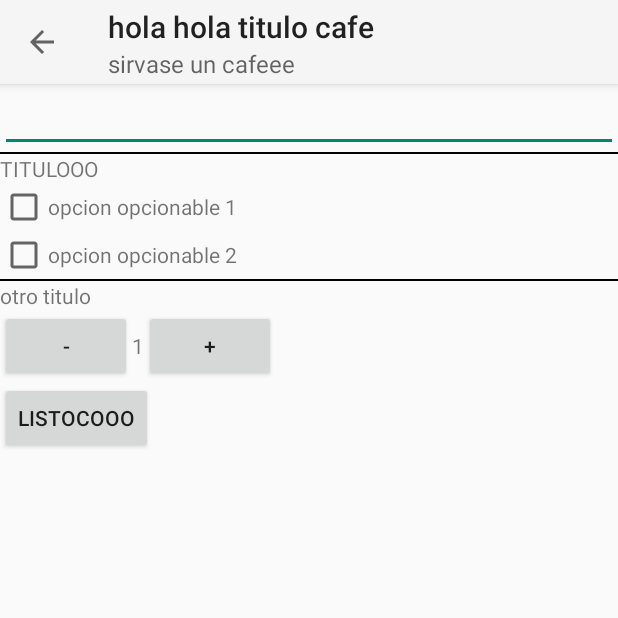
After one commit to joseespinadote/capacitacionInacapVerano2018, an Android app: the ActivityCofee screen opened directly, with no data from a screen before it, on a phone screen of 412 x 824 dp, the top half of it. The commit adds this screen. Run offline under Robolectric (Android 15) with nearby library versions, the phone set to English and light mode, and no system bars.

Commit message:
actividad del cafe

```diff
--- a/martes/app/build.gradle
+++ b/martes/app/build.gradle
@@ -27,4 +27,8 @@ dependencies {
     testImplementation 'junit:junit:4.12'
     androidTestImplementation 'com.android.support.test:runner:1.0.1'
     androidTestImplementation 'com.android.support.test.espresso:espresso-core:3.0.1'
+    implementation "org.jetbrains.kotlin:kotlin-stdlib-jre7:$kotlin_version"
 }
+
+apply plugin: 'kotlin-android'
+apply plugin: 'kotlin-android-extensions'
--- /dev/null
+++ b/martes/app/src/main/java/com/example/alumnossur/martes/ActivityCofee.java
@@ -0,0 +1,61 @@
+package com.example.alumnossur.martes;
+
+import android.support.v7.app.AppCompatActivity;
+import android.os.Bundle;
+import android.support.v7.widget.Toolbar;
+import android.view.View;
+import android.widget.CheckBox;
+import android.widget.EditText;
+import android.widget.TextView;
+import android.widget.Toast;
+
+public class ActivityCofee extends AppCompatActivity {
+
+    private EditText txtNombre;
+    private CheckBox chkOpcion1;
+    private CheckBox chkOpcion2;
+    private TextView txtNumero;
+    private int cantidad;
+
+    @Override
+    protected void onCreate(Bundle savedInstanceState) {
+        super.onCreate(savedInstanceState);
+        setContentView(R.layout.activity_cofee);
+        Toolbar toolbar = findViewById(R.id.barraHerramientas);
+        setSupportActionBar(toolbar);
+        getSupportActionBar().setTitle("hola hola titulo cafe");
+        getSupportActionBar().setSubtitle("sirvase un cafeee");
+        getSupportActionBar().setDisplayHomeAsUpEnabled(true);
+        txtNombre = findViewById(R.id.txtNombre);
+        chkOpcion1 = findViewById(R.id.chkOpcion1);
+        chkOpcion2 = findViewById(R.id.chkOpcion2);
+        txtNumero = findViewById(R.id.txtNumero);
+        cantidad = 1;
+        txtNumero.setText(String.valueOf(cantidad));
+    }
+    public void clickBtnMas(View view) {
+        if (cantidad < 10) {
+            cantidad++;
+            txtNumero.setText(String.valueOf(cantidad));
+        }
+    }
+    public void clickBtnMenos(View view) {
+        if (cantidad > 1) {
+            cantidad--;
+            txtNumero.setText(String.valueOf(cantidad));
+        }
+    }
+    public void clickBtnListo(View view) {
+        if(!txtNombre.getText().toString().isEmpty()) {
+            int totalUnitario = 10;
+            if (chkOpcion1.isChecked())
+                totalUnitario += 4;
+            if (chkOpcion2.isChecked())
+                totalUnitario += 5;
+            totalUnitario *= cantidad;
+            Toast.makeText(this, "total: " + String.valueOf(totalUnitario), Toast.LENGTH_LONG).show();
+        } else {
+            Toast.makeText(this, "ingrese nombre!!!!!", Toast.LENGTH_LONG).show();
+        }
+    }
+}
--- /dev/null
+++ b/martes/app/src/main/res/layout/activity_cofee.xml
@@ -0,0 +1,86 @@
+<?xml version="1.0" encoding="utf-8"?>
+<android.support.constraint.ConstraintLayout xmlns:android="http://schemas.android.com/apk/res/android"
+    xmlns:app="http://schemas.android.com/apk/res-auto"
+    xmlns:tools="http://schemas.android.com/tools"
+    android:layout_width="match_parent"
+    android:layout_height="match_parent"
+    tools:context="com.example.alumnossur.martes.ActivityCofee">
+    <LinearLayout
+        android:layout_width="match_parent"
+        android:layout_height="match_parent"
+        android:orientation="vertical">
+        <include layout="@layout/barra"></include>
+        <EditText
+            android:id="@+id/txtNombre"
+            android:layout_width="match_parent"
+            android:layout_height="wrap_content" />
+        <View
+            android:layout_width="match_parent"
+            android:layout_height="1dp"
+            android:background="@android:color/black" />
+        <TextView
+            android:layout_width="match_parent"
+            android:layout_height="wrap_content"
+            android:text="TITULOOO"/>
+        <LinearLayout
+            android:layout_width="match_parent"
+            android:layout_height="wrap_content"
+            android:orientation="horizontal">
+            <CheckBox
+                android:id="@+id/chkOpcion1"
+                android:layout_width="wrap_content"
+                android:layout_height="wrap_content" />
+            <TextView
+                android:layout_width="wrap_content"
+                android:layout_height="wrap_content"
+                android:text="opcion opcionable 1"/>
+        </LinearLayout>
+        <LinearLayout
+            android:layout_width="match_parent"
+            android:layout_height="wrap_content"
+            android:orientation="horizontal">
+            <CheckBox
+                android:id="@+id/chkOpcion2"
+                android:layout_width="wrap_content"
+                android:layout_height="wrap_content" />
+            <TextView
+                android:layout_width="wrap_content"
+                android:layout_height="wrap_content"
+                android:text="opcion opcionable 2"/>
+        </LinearLayout>
+        <View
+            android:layout_width="match_parent"
+            android:layout_height="1dp"
+            android:background="@android:color/black" />
+        <TextView
+            android:layout_width="match_parent"
+            android:layout_height="wrap_content"
+            android:text="otro titulo"/>
+        <LinearLayout
+            android:layout_width="match_parent"
+            android:layout_height="wrap_content"
+            android:orientation="horizontal">
+            <Button
+                android:layout_width="wrap_content"
+                android:layout_height="match_parent"
+                android:text="-"
+                android:onClick="clickBtnMenos"/>
+            <TextView
+                android:id="@+id/txtNumero"
+                android:layout_width="wrap_content"
+                android:layout_height="match_parent"
+                android:gravity="center"
+                android:text="0"/>
+            <Button
+                android:layout_width="wrap_content"
+                android:layout_height="match_parent"
+                android:text="+"
+                android:onClick="clickBtnMas"/>
+        </LinearLayout>
+        <Button
+            android:layout_width="wrap_content"
+            android:layout_height="wrap_content"
+            android:text="listocooo"
+            android:onClick="clickBtnListo"/>
+    </LinearLayout>
+</android.support.constraint.ConstraintLayout>
--- a/martes/app/src/main/res/layout/activity_main.xml
+++ b/martes/app/src/main/res/layout/activity_main.xml
@@ -3,9 +3,11 @@
     xmlns:tools="http://schemas.android.com/tools"
     android:layout_width="match_parent"
     android:layout_height="match_parent"
-    tools:context="com.example.alumnossur.martes.MainActivity">
+    tools:context="com.example.alumnossur.martes.MainActivity"
+    android:orientation="vertical">
     <include layout="@layout/barra"/>
     <Button
+        android:layout_margin="5sp"
         android:layout_width="match_parent"
         android:layout_height="wrap_content"
         android:text="invitacion"
--- a/martes/app/src/main/res/layout/barra.xml
+++ b/martes/app/src/main/res/layout/barra.xml
@@ -1,12 +1,13 @@
 <?xml version="1.0" encoding="utf-8"?>
 <android.support.design.widget.AppBarLayout
     xmlns:android="http://schemas.android.com/apk/res/android"
+    android:id="@+id/barraAplicacion"
     android:layout_width="match_parent"
     android:layout_height="wrap_content">
     <android.support.v7.widget.Toolbar
         android:id="@+id/barraHerramientas"
         android:layout_width="match_parent"
         android:layout_height="wrap_content"
-        android:theme="@style/Base.Theme.AppCompat.Light">
+        android:theme="@style/Base.V26.Theme.AppCompat.Light">
     </android.support.v7.widget.Toolbar>
 </android.support.design.widget.AppBarLayout>
--- a/martes/app/src/main/res/values/styles.xml
+++ b/martes/app/src/main/res/values/styles.xml
@@ -2,10 +2,6 @@
 
     <!-- Base application theme. -->
     <style name="AppTheme" parent="Theme.AppCompat.Light.NoActionBar">
-        <!-- Customize your theme here. -->
-        <item name="colorPrimary">@color/colorPrimary</item>
-        <item name="colorPrimaryDark">@color/colorPrimaryDark</item>
-        <item name="colorAccent">@color/colorAccent</item>
     </style>
 
 </resources>
--- a/martes/build.gradle
+++ b/martes/build.gradle
@@ -1,6 +1,7 @@
 // Top-level build file where you can add configuration options common to all sub-projects/modules.
 
 buildscript {
+    ext.kotlin_version = '1.2.10'
 
     repositories {
         google()
@@ -9,9 +10,9 @@ buildscript {
     dependencies {
         classpath 'com.android.tools.build:gradle:3.0.1'
 
-
         // NOTE: Do not place your application dependencies here; they belong
         // in the individual module build.gradle files
+        classpath "org.jetbrains.kotlin:kotlin-gradle-plugin:$kotlin_version"
     }
 }
 
```
Also changed, not shown: martes/app/src/main/AndroidManifest.xml (+7 -0 lines), martes/app/src/main/java/com/example/alumnossur/martes/ActivityInvitation.java (added, +19 -0 lines), martes/app/src/main/java/com/example/alumnossur/martes/Main2Activity.kt (added, +18 -0 lines), martes/app/src/main/java/com/example/alumnossur/martes/MainActivity.java (+12 -0 lines), martes/app/src/main/res/layout/activity_invitation.xml (added, +25 -0 lines), martes/app/src/main/res/layout/activity_main2.xml (added, +33 -0 lines).
